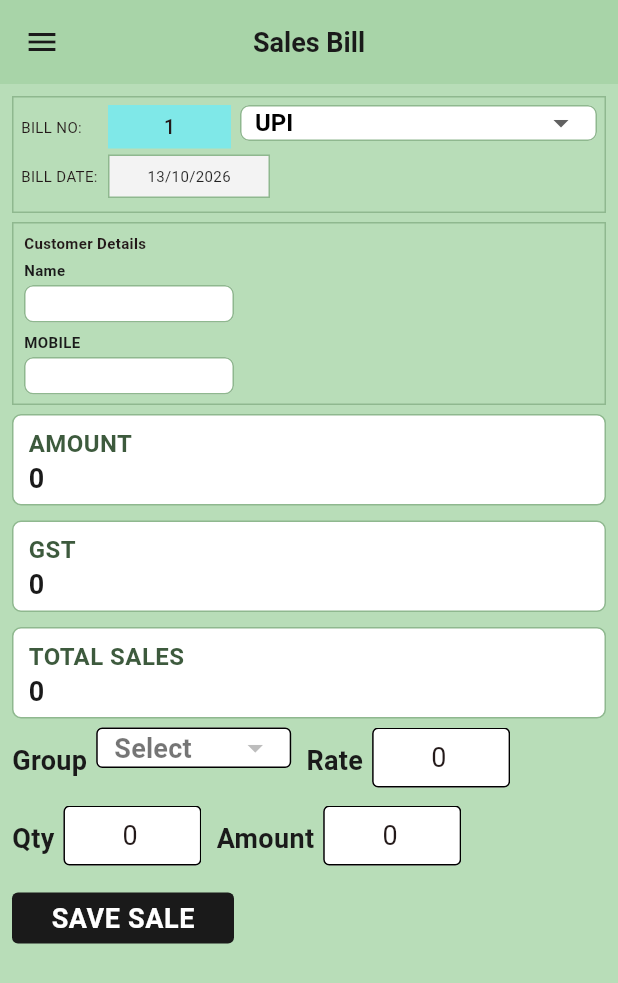
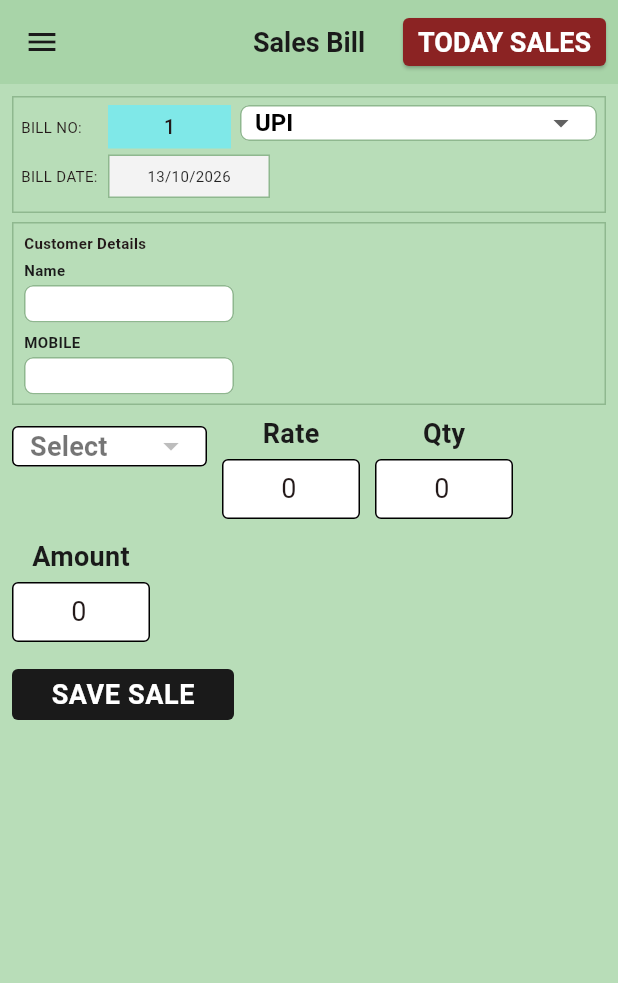
Before and after one commit to Vigneshwari116/surabhi, a Flutter app: the SalesBillScreen screen opened directly, on a phone screen of 412 x 824 dp. Shown: the top 983 px of the screen. Run offline on Flutter 3.47's test engine with Material 3 defaults, Android fonts, the phone set to English and light mode, and no system bars; our stand-ins replace connectivity_plus, pdf, printing, share_plus, shared_preferences, sqflite and 1 more; missing offline and left inert: excel, windows_printer; accounts and stored records are empty; statements that could not run were skipped.

Commit message:
Fix today sales toggle, ledger group column, PDF centering
- Show Amount/GST/Total only after TODAY SALES, below SAVE SALE
- RKS-style entry row: master dropdown without Group label, labels above fields
- Map Surabhi display name to main for abstract/today totals
- Add GROUP to sales ledger UI and ledger PDF from items_json
- Center shop name, GSTIN, and thank-you line in desktop PDF receipts
- Master screen shows clear error for duplicate item names

```diff
--- a/lib/db/location_database.dart
+++ b/lib/db/location_database.dart
@@ -617,6 +617,9 @@ class LocationDatabase {
         grandTotal: (row['grand_total'] as num).toDouble(),
         syncStatus: row['sync_status'] as String? ?? 'synced',
         updatedAt: row['updated_at'] as String? ?? '',
+        groupSummary: LocalDb.groupSummaryFromItemsJson(
+          row['items_json'] as String?,
+        ),
       );
     } catch (_) {
       return null;
--- a/lib/repositories/ledger_repository.dart
+++ b/lib/repositories/ledger_repository.dart
@@ -23,6 +23,7 @@ class LocalLedgerEntry {
   final double igst;
   final double grandTotal;
   final String syncStatus;
+  final String groupSummary;
 
   LocalLedgerEntry({
     required this.localId,
@@ -38,6 +39,7 @@ class LocalLedgerEntry {
     required this.igst,
     required this.grandTotal,
     required this.syncStatus,
+    this.groupSummary = '',
   });
 }
 
@@ -74,6 +76,7 @@ class LedgerRepository {
               igst: row.totalIgst,
               grandTotal: row.grandTotal,
               syncStatus: row.syncStatus,
+              groupSummary: row.groupSummary,
             ),
           )
           .toList(growable: false);
--- a/lib/screen/sales_bill_screen.dart
+++ b/lib/screen/sales_bill_screen.dart
@@ -152,6 +152,7 @@ class _SalesBillScreenState extends State<SalesBillScreen> {
   double _todayAmount = 0;
   double _todayGst = 0;
   double _todayGrandTotal = 0;
+  bool _todaySalesPanelVisible = false;
 
   // ============================================================
   // AUTO FOCUS TIMERS — removed; field advance is Enter-only.
@@ -210,7 +211,6 @@ class _SalesBillScreenState extends State<SalesBillScreen> {
 
     _loadGstRates();
     unawaited(_loadMasterParticulars());
-    unawaited(_refreshTodaySales());
 
     if (widget.initialBillNo != null) {
       _billNo = widget.initialBillNo!;
@@ -866,7 +866,9 @@ class _SalesBillScreenState extends State<SalesBillScreen> {
       });
 
       await _persistSession();
+      if (_todaySalesPanelVisible) {
         unawaited(_refreshTodaySales());
+      }
 
       WidgetsBinding.instance.addPostFrameCallback((_) {
         if (mounted) _focusRate();
@@ -1167,6 +1169,11 @@ class _SalesBillScreenState extends State<SalesBillScreen> {
     required bool mobileBillLayout,
     required bool useSidebarLayout,
   }) {
+    final todaySalesAction = Padding(
+      padding: const EdgeInsets.only(right: 8),
+      child: _buildTodaySalesButton(compact: true),
+    );
+
     if (mobileBillLayout) {
       return sectionHeaderAppBar(
         'Sales Bill',
@@ -1180,16 +1187,12 @@ class _SalesBillScreenState extends State<SalesBillScreen> {
                 },
               )
             : null,
-      );
-    }
-
-    return AppBar(
-      toolbarHeight: 52,
-      title: const SizedBox.shrink(),
-      backgroundColor: AppColors.headerBand,
-      foregroundColor: AppColors.navy,
-      iconTheme: const IconThemeData(color: AppColors.navy),
-      elevation: 0,
+        actions: widget.embeddedInDashboard ? null : [todaySalesAction],
+      );
+    }
+
+    return sectionHeaderAppBar(
+      'SALES BILL',
       automaticallyImplyLeading: !useSidebarLayout,
       leading: useSidebarLayout
           ? IconButton(
@@ -1200,6 +1203,7 @@ class _SalesBillScreenState extends State<SalesBillScreen> {
               },
             )
           : null,
+      actions: widget.embeddedInDashboard ? null : [todaySalesAction],
     );
   }
 
@@ -1216,8 +1220,6 @@ class _SalesBillScreenState extends State<SalesBillScreen> {
               children: [
                 _buildTopArea(),
                 const SizedBox(height: 6),
-                _buildTodaySalesSummary(),
-                const SizedBox(height: 6),
                 _buildRateQtyAmount(),
                 const SizedBox(height: 6),
                 Align(
@@ -1226,6 +1228,10 @@ class _SalesBillScreenState extends State<SalesBillScreen> {
                 ),
                 const SizedBox(height: 8),
                 _buildSaveSaleBar(),
+                if (_todaySalesPanelVisible) ...[
+                  const SizedBox(height: 10),
+                  _buildTodaySalesSummary(),
+                ],
               ],
             ),
           ),
@@ -1253,12 +1259,17 @@ class _SalesBillScreenState extends State<SalesBillScreen> {
     }
   }
 
+  Future<void> _onTodaySalesPressed() async {
+    setState(() => _todaySalesPanelVisible = true);
+    await _refreshTodaySales();
+  }
+
   Widget _buildTodaySalesButton({bool compact = false}) {
     return SizedBox(
       height: 32,
       child: ElevatedButton(
         key: const Key('today_sales_button'),
-        onPressed: _busy ? null : _refreshTodaySales,
+        onPressed: _busy ? null : _onTodaySalesPressed,
         style: ElevatedButton.styleFrom(
           backgroundColor: AppColors.actionButton,
           foregroundColor: Colors.white,
@@ -1343,13 +1354,15 @@ class _SalesBillScreenState extends State<SalesBillScreen> {
                 const SizedBox(height: 6),
                 _buildCustomerDetails(),
                 const SizedBox(height: 6),
-                _buildTodaySalesSummary(),
-                const SizedBox(height: 6),
                 _buildRateQtyAmount(mobile: true),
                 const SizedBox(height: 6),
                 _buildItemTableSection(mobile: true),
                 const SizedBox(height: 8),
                 _buildSaveSaleBar(),
+                if (_todaySalesPanelVisible) ...[
+                  const SizedBox(height: 10),
+                  _buildTodaySalesSummary(),
+                ],
               ],
             ),
           ),
@@ -1430,8 +1443,6 @@ class _SalesBillScreenState extends State<SalesBillScreen> {
               child: Column(
                 crossAxisAlignment: CrossAxisAlignment.stretch,
                 children: [
-                  if (!widget.embeddedInDashboard) _buildTodaySalesButton(),
-                  if (!widget.embeddedInDashboard) const SizedBox(height: 4),
                   _buildBillNavButton(
                     label: 'PREVIOUS',
                     onPressed: _goToPreviousBill,
@@ -1846,7 +1857,7 @@ class _SalesBillScreenState extends State<SalesBillScreen> {
     );
   }
 
-  Widget _buildInlineEntryField({
+  Widget _buildStackedEntryField({
     required String label,
     required TextEditingController controller,
     FocusNode? focusNode,
@@ -1856,6 +1867,7 @@ class _SalesBillScreenState extends State<SalesBillScreen> {
     bool blockTabTraversal = false,
     TextInputAction? textInputAction,
     Key? fieldKey,
+    double width = _entryBoxWidth,
   }) {
     Widget field = TextField(
       key: fieldKey,
@@ -1891,7 +1903,7 @@ class _SalesBillScreenState extends State<SalesBillScreen> {
       );
     }
 
-    return Row(
+    return Column(
       mainAxisSize: MainAxisSize.min,
       crossAxisAlignment: CrossAxisAlignment.center,
       children: [
@@ -1903,9 +1915,9 @@ class _SalesBillScreenState extends State<SalesBillScreen> {
             color: AppColors.navy,
           ),
         ),
-        const SizedBox(width: 6),
+        const SizedBox(height: 4),
         SizedBox(
-          width: _entryBoxWidth,
+          width: width,
           height: _entryBoxHeight,
           child: ClipRect(child: field),
         ),
@@ -1913,23 +1925,10 @@ class _SalesBillScreenState extends State<SalesBillScreen> {
     );
   }
 
-  Widget _buildGroupDropdown() {
-    return Row(
-      mainAxisSize: MainAxisSize.min,
-      crossAxisAlignment: CrossAxisAlignment.center,
-      children: [
-        const Text(
-          'Group',
-          style: TextStyle(
-            fontSize: _entryLabelSize,
-            fontWeight: FontWeight.w700,
-            color: AppColors.navy,
-          ),
-        ),
-        const SizedBox(width: 6),
-        SizedBox(
+  Widget _buildItemMasterDropdown() {
+    return SizedBox(
       width: 130,
-          height: _entryBoxHeight,
+      height: _entryBoxHeight + _entryLabelSize + 4,
       child: DropdownButtonFormField<String>(
         key: const Key('bill_group_dropdown'),
         focusNode: _groupFocus,
@@ -1965,8 +1964,6 @@ class _SalesBillScreenState extends State<SalesBillScreen> {
           _focusRate();
         },
       ),
-        ),
-      ],
     );
   }
 
@@ -1975,10 +1972,10 @@ class _SalesBillScreenState extends State<SalesBillScreen> {
         ? Wrap(
             spacing: 10,
             runSpacing: 8,
-            crossAxisAlignment: WrapCrossAlignment.center,
-            children: [
-              _buildGroupDropdown(),
-              _buildInlineEntryField(
+            crossAxisAlignment: WrapCrossAlignment.end,
+            children: [
+              _buildItemMasterDropdown(),
+              _buildStackedEntryField(
                 label: 'Rate',
                 controller: _rateController,
                 focusNode: _rateFocus,
@@ -1988,7 +1985,7 @@ class _SalesBillScreenState extends State<SalesBillScreen> {
                 textInputAction: TextInputAction.done,
                 fieldKey: const Key('bill_rate_field'),
               ),
-              _buildInlineEntryField(
+              _buildStackedEntryField(
                 label: 'Qty',
                 controller: _qtyController,
                 focusNode: _qtyFocus,
@@ -1998,7 +1995,7 @@ class _SalesBillScreenState extends State<SalesBillScreen> {
                 textInputAction: TextInputAction.done,
                 fieldKey: const Key('bill_qty_field'),
               ),
-              _buildInlineEntryField(
+              _buildStackedEntryField(
                 label: 'Amount',
                 controller: _amountController,
                 readOnly: true,
@@ -2007,11 +2004,11 @@ class _SalesBillScreenState extends State<SalesBillScreen> {
           )
         : Row(
             mainAxisSize: MainAxisSize.min,
-            crossAxisAlignment: CrossAxisAlignment.center,
-            children: [
-              _buildGroupDropdown(),
+            crossAxisAlignment: CrossAxisAlignment.end,
+            children: [
+              _buildItemMasterDropdown(),
               const SizedBox(width: 14),
-              _buildInlineEntryField(
+              _buildStackedEntryField(
                 label: 'Rate',
                 controller: _rateController,
                 focusNode: _rateFocus,
@@ -2022,7 +2019,7 @@ class _SalesBillScreenState extends State<SalesBillScreen> {
                 fieldKey: const Key('bill_rate_field'),
               ),
               const SizedBox(width: 14),
-              _buildInlineEntryField(
+              _buildStackedEntryField(
                 label: 'Qty',
                 controller: _qtyController,
                 focusNode: _qtyFocus,
@@ -2033,7 +2030,7 @@ class _SalesBillScreenState extends State<SalesBillScreen> {
                 fieldKey: const Key('bill_qty_field'),
               ),
               const SizedBox(width: 14),
-              _buildInlineEntryField(
+              _buildStackedEntryField(
                 label: 'Amount',
                 controller: _amountController,
                 readOnly: true,
--- a/lib/services/ledger_pdf_service.dart
+++ b/lib/services/ledger_pdf_service.dart
@@ -99,6 +99,7 @@ class LedgerPdfService {
               'BILLNO',
               'DATE',
               'NAME',
+              'GROUP',
               'MOBILE',
               'CASH',
               'CARD/UPI',
@@ -112,6 +113,7 @@ class LedgerPdfService {
                   '${entry.billNo}',
                   _formatDate(entry.date),
                   entry.customerName,
+                  entry.groupSummary.isEmpty ? '—' : entry.groupSummary,
                   entry.mobile.isEmpty ? '—' : entry.mobile,
                   _cashColumnAmount(entry),
                   _cardColumnAmount(entry),
@@ -120,6 +122,7 @@ class LedgerPdfService {
                   money.format(entry.grandTotal),
                 ],
               [
+                '',
                 '',
                 '',
                 '',
```
Also changed, not shown: lib/db/local_db.dart (+11 -0 lines), lib/repositories/abstract_repository.dart (+1 -16 lines), lib/screen/master_screen.dart (+9 -1 lines), lib/screen/sales_ledger_screen.dart (+13 -7 lines), lib/services/bill_print_service.dart (+33 -4 lines), 1 other file. Lines whose indentation alone changed are shown as unchanged.
